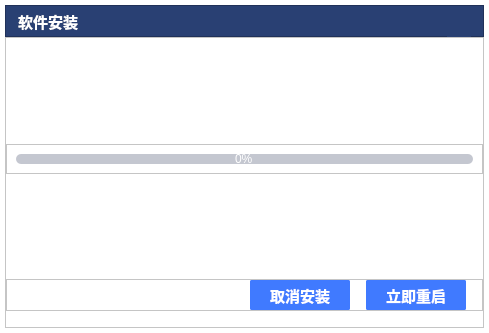
This is update/mainwindow.ui in ZhouMei20220810/TEST as Qt 5 draws it before an edit. The edited form follows.
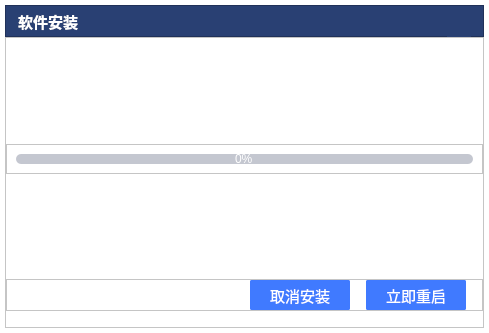
This is the edited form. Icons and pictures are not drawn.

Patch:
```diff
--- a/update/mainwindow.ui
+++ b/update/mainwindow.ui
@@ -495,7 +495,7 @@
             <property name="font">
              <font>
               <pointsize>11</pointsize>
-              <bold>true</bold>
+              <bold>false</bold>
              </font>
             </property>
             <property name="cursor">
@@ -545,7 +545,7 @@
             <property name="font">
              <font>
               <pointsize>11</pointsize>
-              <bold>true</bold>
+              <bold>false</bold>
              </font>
             </property>
             <property name="cursor">
```
